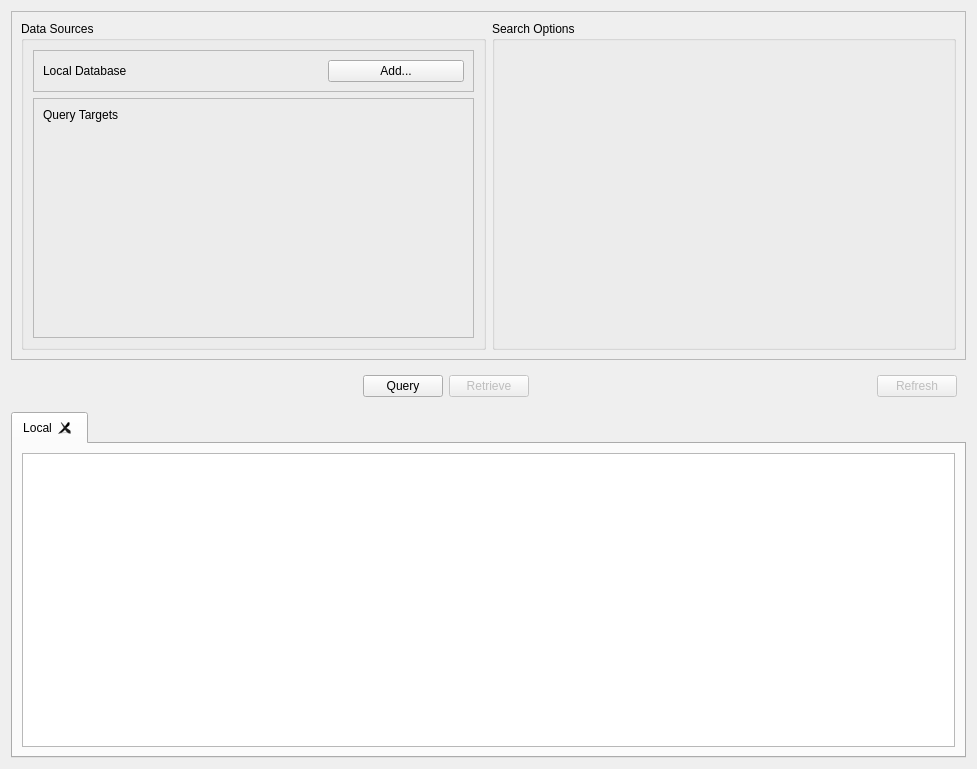
First picture: the form in Libs/DICOM/Widgets/Resources/UI/ctkDICOMQueryRetrieveWidget.ui, repository commontk/CTK, before the edit.
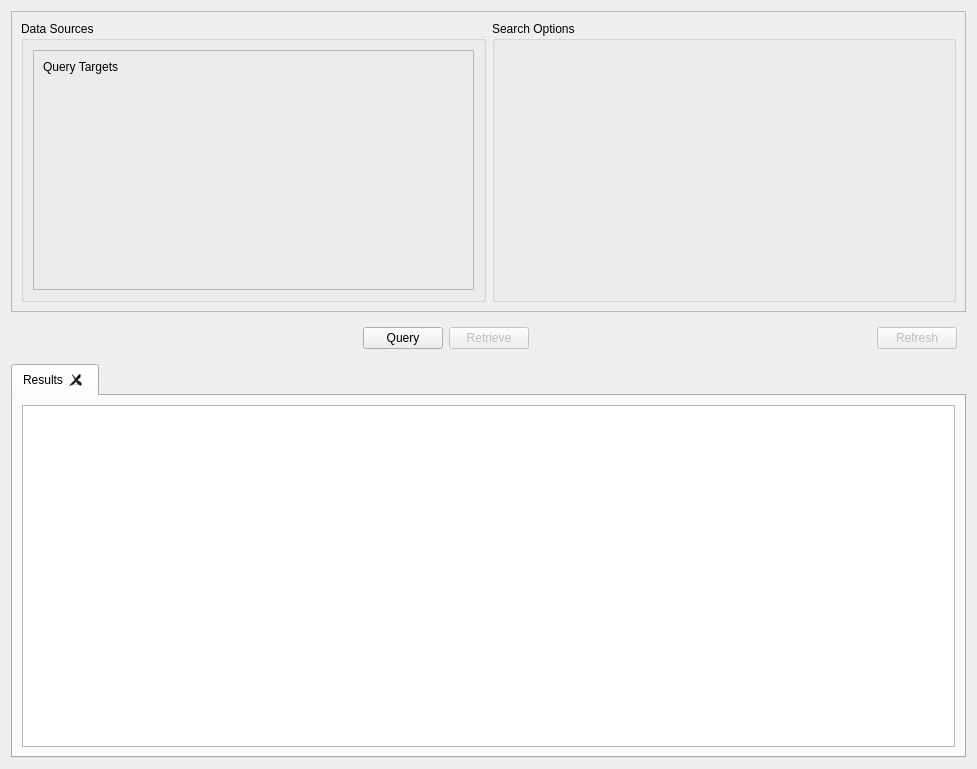
Second picture: the form after the edit. Custom widgets are drawn as their Qt base class.

Commit message:
Redesign query/retrieve widget for use as dialog
Now we assume that the local database will exist as independent
ctkDICOMViewer application that will use this class as a dialog
rather than as the toplevel.

What changed in the file:
```diff
--- a/Libs/DICOM/Widgets/Resources/UI/ctkDICOMQueryRetrieveWidget.ui
+++ b/Libs/DICOM/Widgets/Resources/UI/ctkDICOMQueryRetrieveWidget.ui
@@ -29,48 +29,6 @@
          <string>Data Sources</string>
         </property>
         <layout class="QVBoxLayout" name="verticalLayout_2">
-         <item>
-          <widget class="QFrame" name="frame_2">
-           <property name="frameShape">
-            <enum>QFrame::StyledPanel</enum>
-           </property>
-           <property name="frameShadow">
-            <enum>QFrame::Raised</enum>
-           </property>
-           <layout class="QHBoxLayout" name="horizontalLayout_3">
-            <item>
-             <widget class="QLabel" name="label">
-              <property name="text">
-               <string>Local Database</string>
-              </property>
-             </widget>
-            </item>
-            <item>
-             <widget class="ctkDirectoryButton" name="sqlDirectory" native="true">
-              <property name="minimumSize">
-               <size>
-                <width>30</width>
-                <height>0</height>
-               </size>
-              </property>
-              <property name="toolTip">
-               <string>Local directory where cached files and database index file are stored.</string>
-              </property>
-             </widget>
-            </item>
-            <item>
-             <widget class="QPushButton" name="addToDatabase">
-              <property name="toolTip">
-               <string>Add more files to the local database by browsing the filesystem</string>
-              </property>
-              <property name="text">
-               <string>Add...</string>
-              </property>
-             </widget>
-            </item>
-           </layout>
-          </widget>
-         </item>
          <item>
           <widget class="QFrame" name="frame_3">
            <property name="frameShape">
@@ -196,7 +154,7 @@
        </sizepolicy>
       </property>
       <attribute name="title">
-       <string>Local</string>
+       <string>Results</string>
       </attribute>
       <layout class="QHBoxLayout" name="horizontalLayout_2">
        <item>
@@ -227,12 +185,6 @@
    <header>ctkDICOMQueryResultsTabWidget.h</header>
    <container>1</container>
   </customwidget>
-  <customwidget>
-   <class>ctkDirectoryButton</class>
-   <extends>QWidget</extends>
-   <header>ctkDirectoryButton.h</header>
-   <container>1</container>
-  </customwidget>
  </customwidgets>
  <resources/>
  <connections/>
```
The commit also changes 2 other files.
